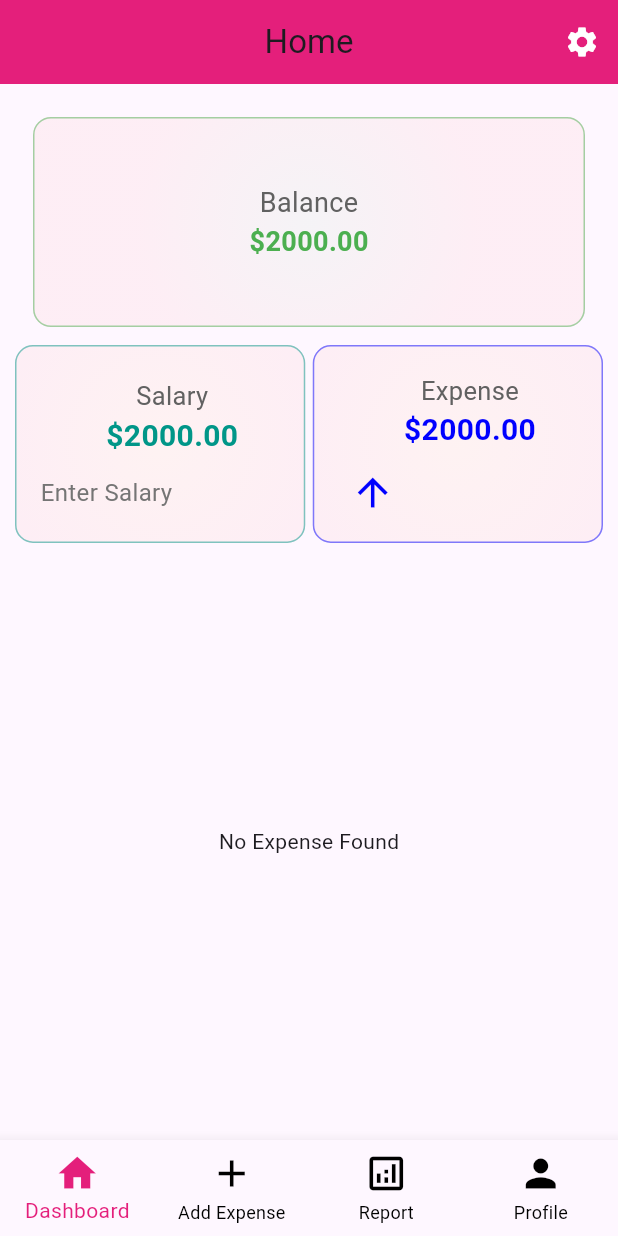
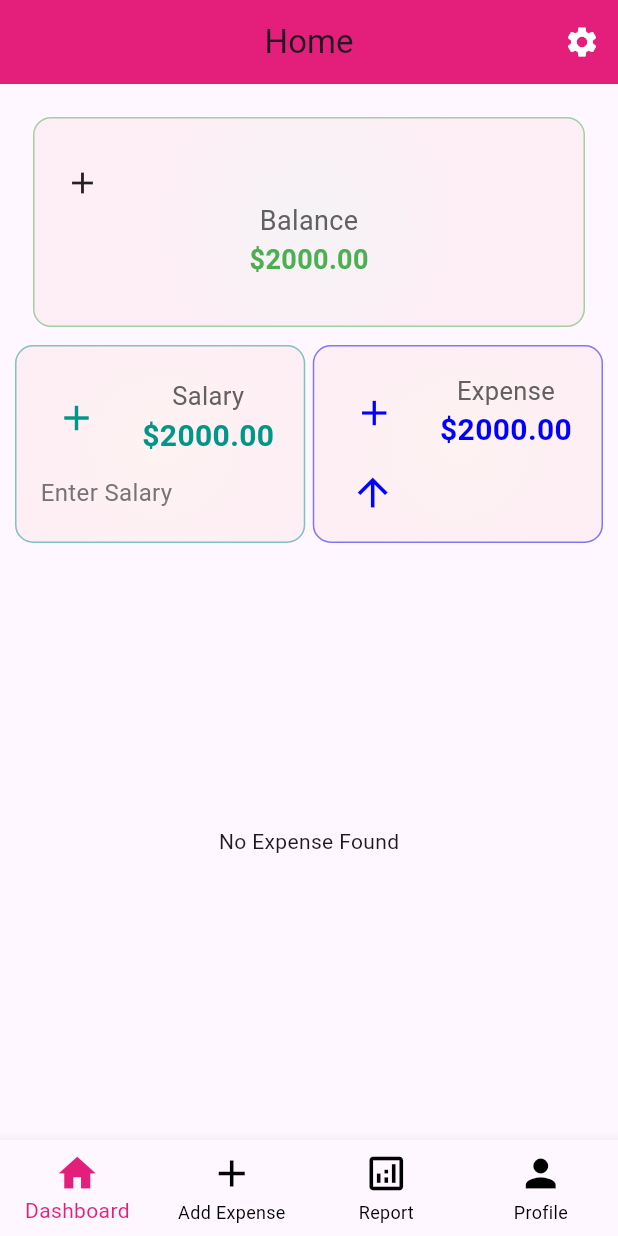
Before and after one commit to Arif-khan085/expanse_tracker, a Flutter app: the HomeScreen screen opened by its route, on a phone screen of 412 x 824 dp. Run offline on Flutter 3.47's test engine with Material 3 defaults, Android fonts, the phone set to English and light mode, and no system bars; our stand-ins replace cloud_firestore, firebase_auth, firebase_core, fl_chart, fluttertoast, get and 1 more; accounts and stored records are empty.

Commit message:
add icons

```diff
--- a/lib/res/components/add_balance.dart
+++ b/lib/res/components/add_balance.dart
@@ -31,9 +31,15 @@ class AddBalance extends StatelessWidget {
         ),
         color: AppColors.greenColor.withOpacity(0.05),
       ),
+      child: Expanded(
         child: Column(
           mainAxisAlignment: MainAxisAlignment.center,
           children: [
+            Row(
+              children: [
+                Icon(Icons.add),
+              ],
+            ),
             // Cart Title
             Text(
               title,
@@ -54,6 +60,7 @@ class AddBalance extends StatelessWidget {
             ),
           ],
         ),
+      ),
     );
   }
 }
--- a/lib/res/components/add_container.dart
+++ b/lib/res/components/add_container.dart
@@ -4,17 +4,18 @@ class BalanceItem extends StatelessWidget {
   final String title;
   final double amount;
   final Color color;
-  final IconData icon;
+  final IconData icon; // required icon
+  final VoidCallback onIconPressed; // required button action
   final String? footerText; // bottom text
   final List<IconData>? footerIcons; // bottom icons
-
 
   const BalanceItem({
     super.key,
     required this.title,
     required this.amount,
     required this.color,
-    required this.icon,
+    required this.icon, // required
+    required this.onIconPressed, // required
     this.footerText,
     this.footerIcons,
   });
@@ -23,28 +24,31 @@ class BalanceItem extends StatelessWidget {
   Widget build(BuildContext context) {
     return Container(
       height: MediaQuery.of(context).size.height * 0.16,
-      //width:  screenWidth * 0.9,
       padding: const EdgeInsets.all(16),
       decoration: BoxDecoration(
-        gradient: RadialGradient(
-          colors: [Colors.orange, Colors.red,],
+        gradient: const RadialGradient(
+          colors: [Colors.orange, Colors.red],
           center: Alignment.center,
           radius: 0.8,
         ),
         borderRadius: BorderRadius.circular(12),
         border: Border.all(color: color.withValues(alpha: 0.5), width: 1),
-        color: color.withValues(alpha: 0.05), // light background
+        color: color.withValues(alpha: 0.05),
       ),
       child: Column(
         mainAxisAlignment: MainAxisAlignment.center,
-       crossAxisAlignment: CrossAxisAlignment.center,
-       // mainAxisAlignment: MainAxisAlignment.spaceBetween,
+        crossAxisAlignment: CrossAxisAlignment.center,
         children: [
           // ─── Top part ───
           Row(
             children: [
-              // Icon
+              // Required IconButton
+              IconButton(
+                icon: Icon(icon, size: 28, color: color),
+                onPressed: onIconPressed,
+              ),
               const SizedBox(width: 16),
+
               // Text content
               Expanded(
                 child: Column(
@@ -106,11 +110,3 @@ class BalanceItem extends StatelessWidget {
     );
   }
 }
-/*Container(
-                  padding: const EdgeInsets.all(8),
-                  decoration: BoxDecoration(
-                    color: color.withOpacity(0.2),
-                    shape: BoxShape.circle,
-                  ),
-                  child: Icon(icon, color: color),
-                ),*/
```
Also changed, not shown: lib/view/homescreen/homescreen.dart (+8 -122 lines). Lines whose indentation alone changed are shown as unchanged.
